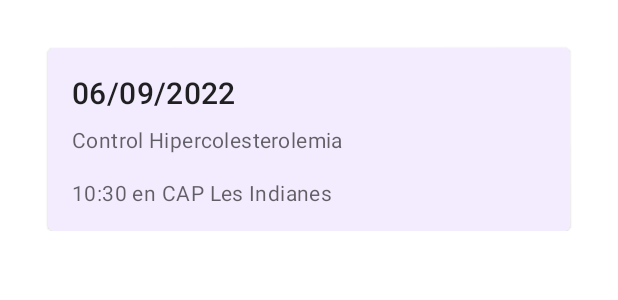
After one commit to sergiovmdo/automatic-analytics-analyser, an Android app: the layout calendar_item.xml on its own in the app's theme, with its tools: preview values and no code run, on a phone screen of 412 x 824 dp. The commit adds this screen. Shown: the top 300 px of the screen. Run offline under Robolectric (Android 15) with nearby library versions, the phone set to English and light mode, and no system bars.

Commit message:
Some fixes

```diff
--- a/app/src/main/java/com/example/automatic_analytics_analyser/view/user/RegisterActivity.kt
+++ b/app/src/main/java/com/example/automatic_analytics_analyser/view/user/RegisterActivity.kt
@@ -22,7 +22,6 @@ class RegisterActivity : AbstractActivity() {
     private val TAG = "RegisterActivity"
 
     private lateinit var binding: ActivityRegisterBinding
-    private lateinit var preferences: SharedPreferences;
 
     private val viewModel: ResgisterViewModel
         get() {
@@ -37,8 +36,6 @@ class RegisterActivity : AbstractActivity() {
 
         binding.viewModel = viewModel
         binding.lifecycleOwner = this
-
-        preferences = PreferenceManager.getDefaultSharedPreferences(this)
 
         viewModel.registerCompleted.observe(this, Observer {
             if (!it.isNullOrEmpty()){
--- /dev/null
+++ b/app/src/main/res/layout/calendar_item.xml
@@ -0,0 +1,124 @@
+<?xml version="1.0" encoding="utf-8"?>
+<layout xmlns:android="http://schemas.android.com/apk/res/android"
+    xmlns:app="http://schemas.android.com/apk/res-auto"
+    xmlns:tools="http://schemas.android.com/tools">
+
+    <data>
+
+        <variable
+            name="appointment"
+            type="com.example.automatic_analytics_analyser.model.Appointment" />
+
+    </data>
+
+    <androidx.constraintlayout.widget.ConstraintLayout
+        android:id="@+id/likeItemContainer"
+        android:layout_width="match_parent"
+        android:layout_height="wrap_content"
+        android:layout_margin="8dp"
+        android:clickable="true"
+        android:focusable="true"
+        android:padding="16dp">
+
+
+        <com.google.android.material.card.MaterialCardView
+            android:id="@+id/card"
+            android:layout_width="match_parent"
+            android:layout_height="wrap_content"
+            android:layout_margin="8dp"
+            app:layout_constraintStart_toStartOf="parent"
+            app:layout_constraintTop_toTopOf="parent">
+
+            <LinearLayout
+                android:layout_width="match_parent"
+                android:layout_height="wrap_content"
+                android:orientation="vertical"
+                android:background="#F3ECFE">
+
+
+                <LinearLayout
+                    android:layout_width="match_parent"
+                    android:layout_height="wrap_content"
+                    android:orientation="vertical"
+                    android:padding="16dp"
+                    >
+
+                    <!-- Title, secondary and supporting text -->
+                    <TextView
+                        android:layout_width="wrap_content"
+                        android:layout_height="wrap_content"
+                        android:text="@{appointment.date}"
+                        tools:text="06/09/2022"
+                        android:textAppearance="?attr/textAppearanceHeadline6" />
+
+                    <LinearLayout
+                        android:layout_width="wrap_content"
+                        android:layout_height="wrap_content"
+                        android:orientation="horizontal">
+
+                        <TextView
+                            android:layout_width="wrap_content"
+                            android:layout_height="wrap_content"
+                            android:layout_marginTop="8dp"
+                            android:text="Control "
+                            android:textAppearance="?attr/textAppearanceBody2"
+                            android:textColor="?android:attr/textColorSecondary" />
+
+                        <TextView
+                            android:layout_width="wrap_content"
+                            android:layout_height="wrap_content"
+                            android:layout_marginTop="8dp"
+                            android:text="@{appointment.disease}"
+                            tools:text="Hipercolesterolemia"
+                            android:textAppearance="?attr/textAppearanceBody2"
+                            android:textColor="?android:attr/textColorSecondary" />
+
+                    </LinearLayout>
+
+
+
+                    <LinearLayout
+                        android:layout_width="wrap_content"
+                        android:layout_height="wrap_content"
+                        android:orientation="horizontal">
+
+                        <TextView
+                            android:layout_width="wrap_content"
+                            android:layout_height="wrap_content"
+                            android:layout_marginTop="16dp"
+                            android:text="@{appointment.time}"
+                            tools:text="10:30"
+                            android:textAppearance="?attr/textAppearanceBody2"
+                            android:textColor="?android:attr/textColorSecondary" />
+
+                        <TextView
+                            android:layout_width="wrap_content"
+                            android:layout_height="wrap_content"
+                            android:layout_marginTop="16dp"
+                            android:text=" en "
+                            android:textAppearance="?attr/textAppearanceBody2"
+                            android:textColor="?android:attr/textColorSecondary" />
+
+                        <TextView
+                            android:layout_width="wrap_content"
+                            android:layout_height="wrap_content"
+                            android:layout_marginTop="16dp"
+                            android:text="@{appointment.location}"
+                            tools:text="CAP Les Indianes"
+                            android:textAppearance="?attr/textAppearanceBody2"
+                            android:textColor="?android:attr/textColorSecondary" />
+                    </LinearLayout>
+
+                </LinearLayout>
+
+                <!-- Buttons -->
+
+
+            </LinearLayout>
+
+        </com.google.android.material.card.MaterialCardView>
+
+
+
+    </androidx.constraintlayout.widget.ConstraintLayout>
+</layout>
```
Also changed, not shown: app/src/main/java/com/example/automatic_analytics_analyser/model/Analysis.kt (added, +9 -0 lines), app/src/main/java/com/example/automatic_analytics_analyser/model/Appointment.kt (added, +9 -0 lines), app/src/main/java/com/example/automatic_analytics_analyser/view/BloodTestsActivity.kt (+55 -53 lines), app/src/main/java/com/example/automatic_analytics_analyser/view/DrawerActivity.kt (+81 -1 lines), app/src/main/res/layout/analysis_item.xml (added, +102 -0 lines).
